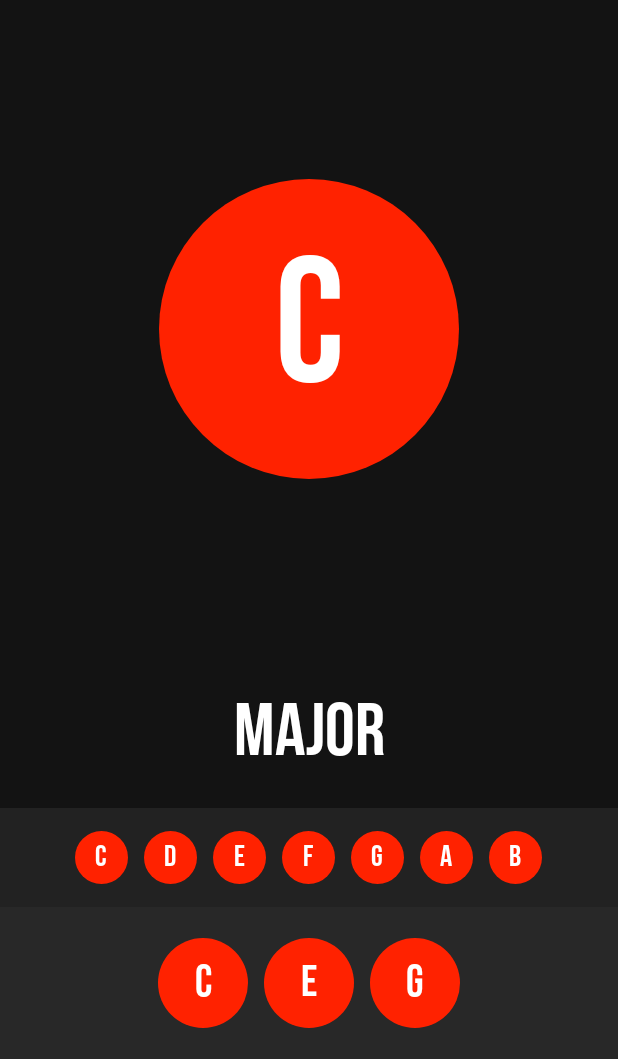
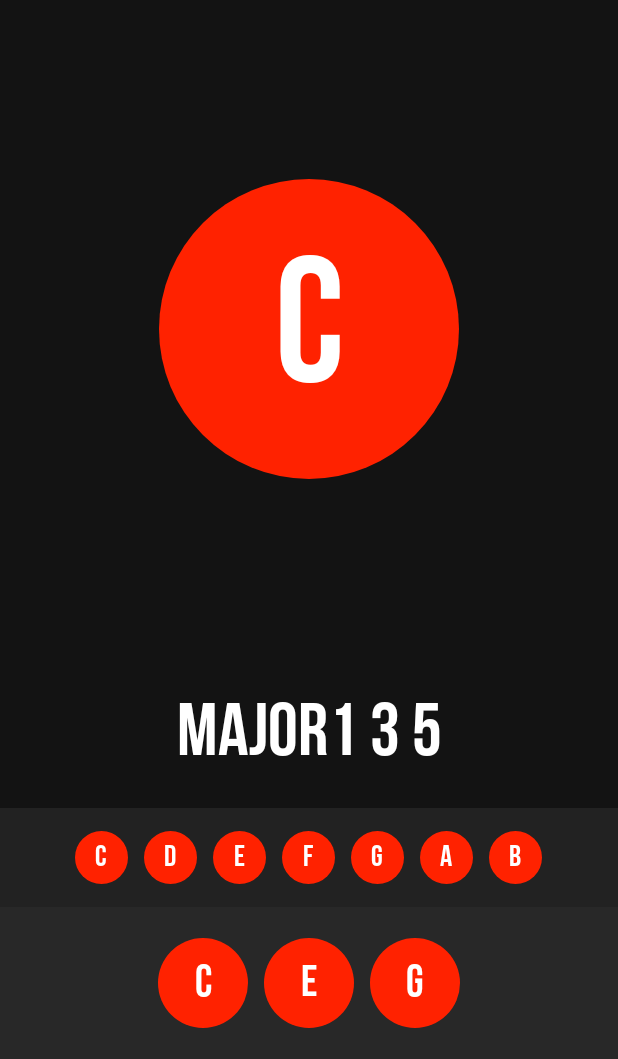
Before and after one commit to xeronith/Chordificator, an Android app: the screen it shows after launch (MainActivity), on a phone screen of 412 x 824 dp, the part 177-1236 px from its top. Run offline under Robolectric (Android 15) with nearby library versions, the phone set to English and light mode, and no system bars.

Commit message:
Add chord formula

```diff
--- a/app/src/main/java/com/xeronith/chordificator/Chord.java
+++ b/app/src/main/java/com/xeronith/chordificator/Chord.java
@@ -1,28 +1,28 @@
 package com.xeronith.chordificator;
 
 public enum Chord {
-    Major,
-    Minor,
-    Diminished,
-    Augmented,
-    Major7th("Major 7th"),
-    Minor7th("Minor 7th"),
-    Dominant7th("Dominant 7th"),
-    Diminished7th("Diminished 7th");
+    Major("Major", "1 3 5"),
+    Minor("Minor", "1 3b 5"),
+    Diminished("Diminished", "1 3b 5b"),
+    Augmented("Augmented", "1 3 5#"),
+    Major7th("Major 7th", "1 3 5 7"),
+    Minor7th("Minor 7th", "1 3b 5 7b"),
+    Dominant7th("Dominant 7th", "1 3 5 7b"),
+    Diminished7th("Diminished 7th", "1 3b 5b 7bb");
 
     private final String name;
+    private final String formula;
 
-    Chord() {
-        this.name = toString();
-    }
-
-    Chord(String name) {
+    Chord(String name, String formula) {
         this.name = name;
+        this.formula = formula;
     }
 
     public String getName() {
-        if(this.name != null || !this.name.isEmpty())
-            return this.name;
-        return super.toString();
+        return this.name;
+    }
+
+    public String getFormula() {
+        return this.formula;
     }
 }
--- a/app/src/main/java/com/xeronith/chordificator/ChordsPagerAdapter.java
+++ b/app/src/main/java/com/xeronith/chordificator/ChordsPagerAdapter.java
@@ -31,7 +31,7 @@ public class ChordsPagerAdapter extends PagerAdapter {
     @Override
     public Object instantiateItem(ViewGroup container, final int position) {
         TextView view = (TextView)layoutInflater.inflate(R.layout.template_chord_type, null);
-        view.setText(items[position].getName());
+        view.setText(items[position].getName() + items[position].getFormula());
         container.addView(view);
         return view;
     }
```
